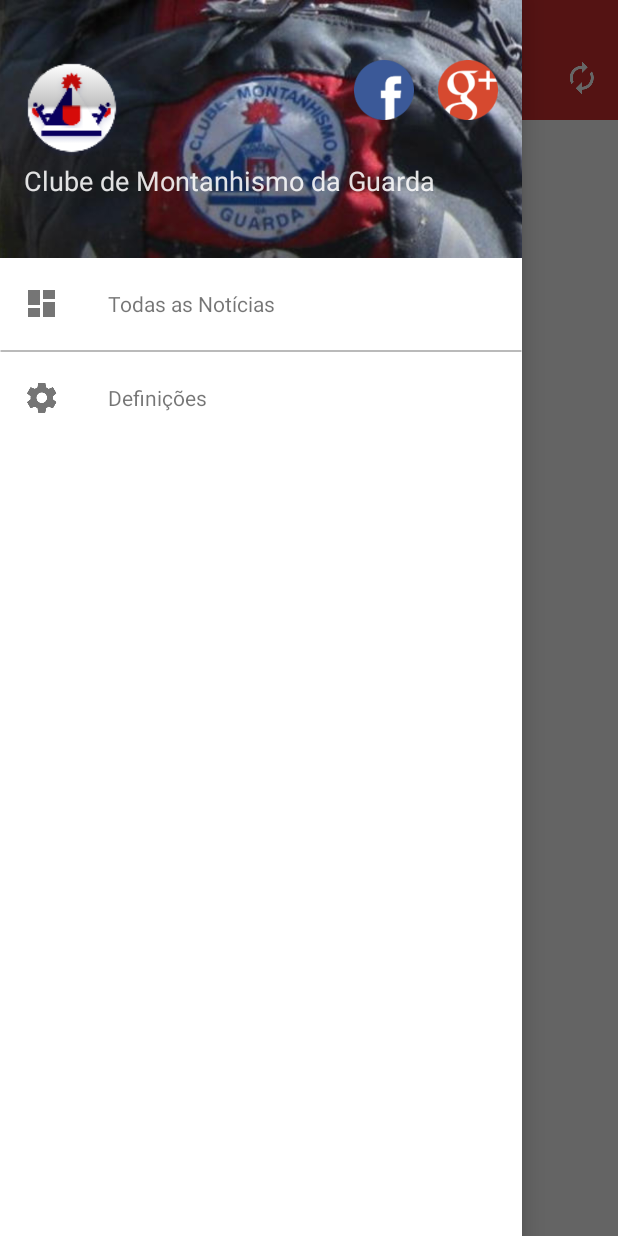
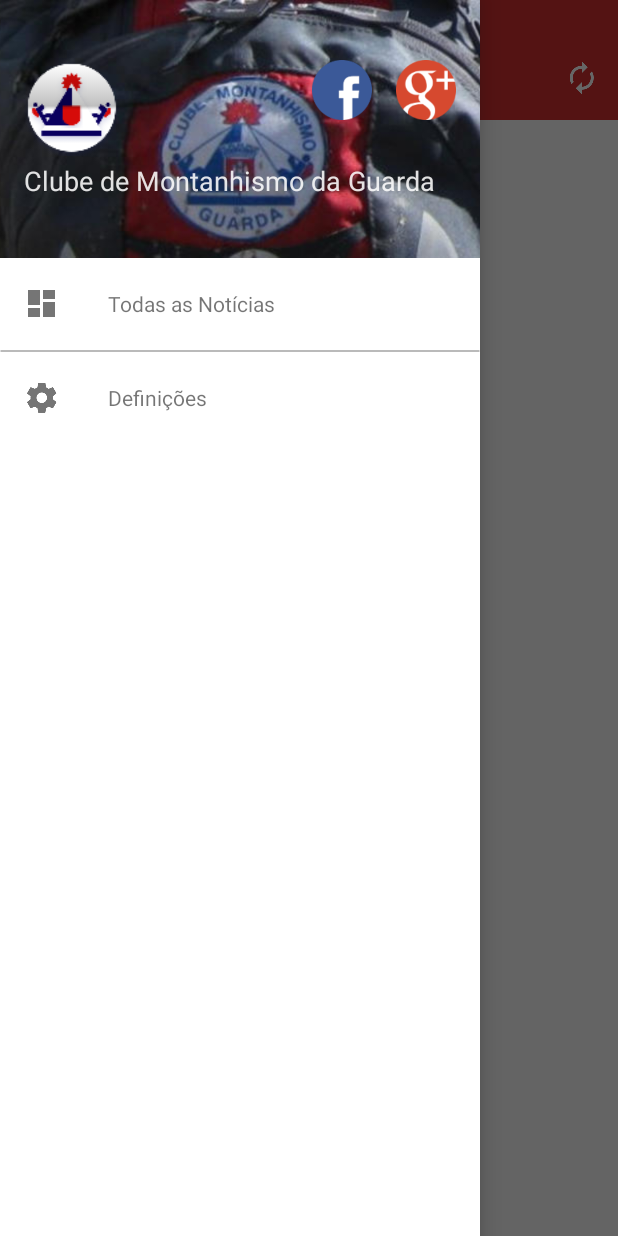
Before and after one commit to ricardomartins/ClubeMG, an Android app: the screen it shows after launch (MainActivity), on a phone screen of 412 x 824 dp. Run offline under Robolectric (Android 15) with nearby library versions, the light colour scheme and no system bars; 1 statement that could not run was skipped.

Commit message:
Layout de tabuleta vai ser igual ao de telemóvel, só vai variar o número de colunas.

```diff
--- a/ClubeMGAndroid/app/src/main/java/pt/rikmartins/clubemg/clubemgandroid/NavigationFragment.java
+++ b/ClubeMGAndroid/app/src/main/java/pt/rikmartins/clubemg/clubemgandroid/NavigationFragment.java
@@ -17,7 +17,6 @@ import android.view.View;
 import android.view.ViewGroup;
 import android.widget.AdapterView;
 import android.widget.ImageView;
-import android.widget.LinearLayout;
 import android.widget.ListView;
 import android.widget.SimpleCursorAdapter;
 import android.widget.TextView;
@@ -35,7 +34,6 @@ public class NavigationFragment
         AdapterView.OnItemClickListener {
     private static final String TAG = NavigationFragment.class.getSimpleName();
 
-    private LinearLayout mNavigationLinearLayout;
     private ListView     mCategoriasListView;
 
     private SimpleCursorAdapter mSimpleCursorAdapter;
@@ -132,16 +130,16 @@ public class NavigationFragment
     public View onCreateView(LayoutInflater inflater, ViewGroup container,
                              Bundle savedInstanceState) {
         Log.v(TAG, "Creating view");
-        mNavigationLinearLayout = (LinearLayout) inflater.inflate(R.layout.fragment_navigation,
+        ListView mNavigationListView = (ListView) inflater.inflate(R.layout.fragment_navigation,
                 container, false);
-        mCategoriasListView = (ListView) mNavigationLinearLayout.findViewById(
+        mCategoriasListView = (ListView) mNavigationListView.findViewById(
                 R.id.left_navigation_drawer_categorias_list);
 
         criarItensNavegacaoEstaticos(inflater);
 
         getLoaderManager().initLoader(URL_LOADER_CATEGORIAS, null, this);
 
-        return mNavigationLinearLayout;
+        return mNavigationListView;
     }
 
     @Override
--- a/ClubeMGAndroid/app/src/main/res/layout/activity_main.xml
+++ b/ClubeMGAndroid/app/src/main/res/layout/activity_main.xml
@@ -33,7 +33,7 @@
     <!-- The drawer is given a fixed width in dp and extends the full height of
          the container. -->
     <fragment android:id="@+id/navigation_fragment"
-              android:layout_width="wrap_content"
+              android:layout_width="@dimen/navigation_drawer_width"
               android:layout_height="match_parent"
               android:layout_gravity="start"
               android:name="pt.rikmartins.clubemg.clubemgandroid.NavigationFragment"
--- a/ClubeMGAndroid/app/src/main/res/layout/fragment_navigation.xml
+++ b/ClubeMGAndroid/app/src/main/res/layout/fragment_navigation.xml
@@ -1,16 +1,10 @@
 <?xml version="1.0" encoding="utf-8"?>
-<LinearLayout xmlns:android="http://schemas.android.com/apk/res/android"
+<ListView xmlns:android="http://schemas.android.com/apk/res/android"
+    android:id="@+id/left_navigation_drawer_categorias_list"
     android:layout_width="match_parent"
     android:layout_height="match_parent"
+    android:layout_gravity="start"
     android:background="@android:color/background_light"
-    android:orientation="vertical">
-
-    <ListView
-        android:id="@+id/left_navigation_drawer_categorias_list"
-        android:layout_width="match_parent"
-        android:layout_height="match_parent"
-        android:layout_gravity="start"
-        android:choiceMode="singleChoice"
-        android:divider="@android:color/transparent"
-        android:dividerHeight="0dp" />
-</LinearLayout>
+    android:choiceMode="singleChoice"
+    android:divider="@android:color/transparent"
+    android:dividerHeight="0dp" />
--- /dev/null
+++ b/ClubeMGAndroid/app/src/main/res/values-w360dp/dimens.xml
@@ -0,0 +1,4 @@
+<?xml version="1.0" encoding="utf-8"?>
+<resources>
+    <dimen name="navigation_drawer_width">320dp</dimen>
+</resources>
--- a/ClubeMGAndroid/app/src/main/res/values-w600dp/layout.xml
+++ /dev/null
@@ -1,4 +0,0 @@
-<?xml version="1.0" encoding="utf-8"?>
-<resources>
-    <item name="activity_main" type="layout">@layout/activity_main_sem_gaveta</item>
-</resources>
--- a/ClubeMGAndroid/app/src/main/res/values-w820dp/dimens.xml
+++ /dev/null
@@ -1,6 +0,0 @@
-<resources>
-    <!-- Example customization of dimensions originally defined in res/values/dimens.xml
-         (such as screen margins) for screens with more than 820dp of available width. This
-         would include 7" and 10" devices in landscape (~960dp and ~1280dp respectively). -->
-    <dimen name="activity_horizontal_margin">64dp</dimen>
-</resources>
--- a/ClubeMGAndroid/app/src/main/res/values/dimens.xml
+++ b/ClubeMGAndroid/app/src/main/res/values/dimens.xml
@@ -1,11 +1,7 @@
 <resources>
-    <!-- Default screen margins, per the Android Design guidelines. -->
-    <dimen name="activity_horizontal_margin">16dp</dimen>
-    <dimen name="activity_vertical_margin">0dp</dimen>
-
     <!-- Per the design guidelines, navigation drawers should be between 240dp and 320dp:
          https://developer.android.com/design/patterns/navigation-drawer.html -->
-    <dimen name="navigation_drawer_width">260dp</dimen>
+    <dimen name="navigation_drawer_width">280dp</dimen>
 
     <dimen name="noticias_grid_spacing">4dp</dimen>
 
```
Also changed, not shown: ClubeMGAndroid/app/src/main/res/layout/activity_main_sem_gaveta.xml (deleted, +0 -33 lines).
